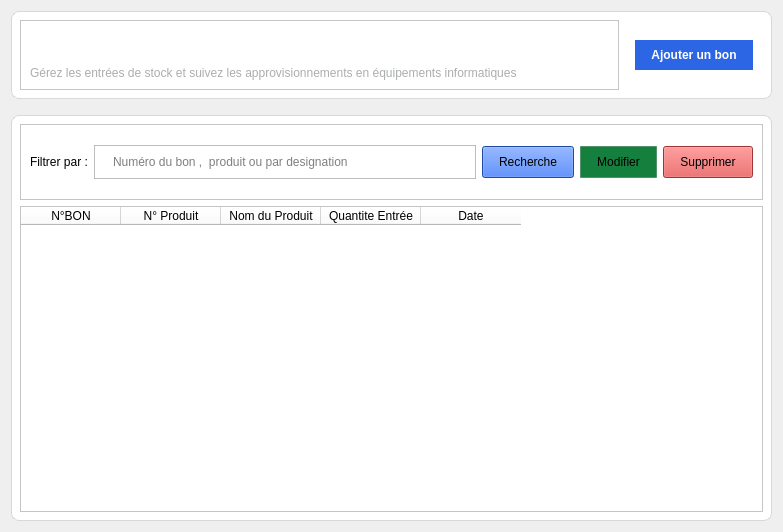
Before: the Qt Designer form interface/entry_widget.ui in miranto-andria/stock-it, drawn with Qt 5.
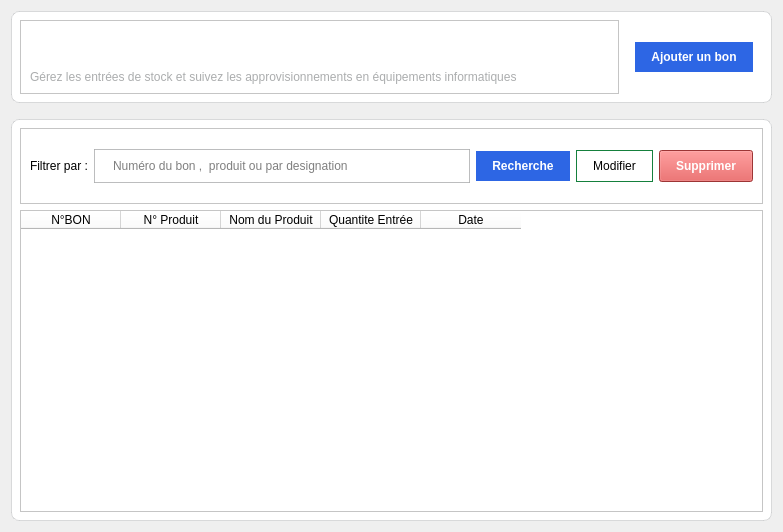
After: the same form once the commit is applied. Icons and pictures are not drawn.

```diff
--- a/interface/entry_widget.ui
+++ b/interface/entry_widget.ui
@@ -95,9 +95,9 @@
               <colorrole role="Button">
                <brush brushstyle="SolidPattern">
                 <color alpha="255">
-                 <red>0</red>
-                 <green>0</green>
-                 <blue>0</blue>
+                 <red>255</red>
+                 <green>255</green>
+                 <blue>255</blue>
                 </color>
                </brush>
               </colorrole>
@@ -167,18 +167,18 @@
               <colorrole role="Base">
                <brush brushstyle="SolidPattern">
                 <color alpha="255">
-                 <red>0</red>
-                 <green>0</green>
-                 <blue>0</blue>
+                 <red>255</red>
+                 <green>255</green>
+                 <blue>255</blue>
                 </color>
                </brush>
               </colorrole>
               <colorrole role="Window">
                <brush brushstyle="SolidPattern">
                 <color alpha="255">
-                 <red>0</red>
-                 <green>0</green>
-                 <blue>0</blue>
+                 <red>255</red>
+                 <green>255</green>
+                 <blue>255</blue>
                 </color>
                </brush>
               </colorrole>
@@ -250,9 +250,9 @@
               <colorrole role="Button">
                <brush brushstyle="SolidPattern">
                 <color alpha="255">
-                 <red>0</red>
-                 <green>0</green>
-                 <blue>0</blue>
+                 <red>255</red>
+                 <green>255</green>
+                 <blue>255</blue>
                 </color>
                </brush>
               </colorrole>
@@ -322,18 +322,18 @@
               <colorrole role="Base">
                <brush brushstyle="SolidPattern">
                 <color alpha="255">
-                 <red>0</red>
-                 <green>0</green>
-                 <blue>0</blue>
+                 <red>255</red>
+                 <green>255</green>
+                 <blue>255</blue>
                 </color>
                </brush>
               </colorrole>
               <colorrole role="Window">
                <brush brushstyle="SolidPattern">
                 <color alpha="255">
-                 <red>0</red>
-                 <green>0</green>
-                 <blue>0</blue>
+                 <red>255</red>
+                 <green>255</green>
+                 <blue>255</blue>
                 </color>
                </brush>
               </colorrole>
@@ -405,9 +405,9 @@
               <colorrole role="Button">
                <brush brushstyle="SolidPattern">
                 <color alpha="255">
-                 <red>0</red>
-                 <green>0</green>
-                 <blue>0</blue>
+                 <red>255</red>
+                 <green>255</green>
+                 <blue>255</blue>
                 </color>
                </brush>
               </colorrole>
@@ -477,18 +477,18 @@
               <colorrole role="Base">
                <brush brushstyle="SolidPattern">
                 <color alpha="255">
-                 <red>0</red>
-                 <green>0</green>
-                 <blue>0</blue>
+                 <red>255</red>
+                 <green>255</green>
+                 <blue>255</blue>
                 </color>
                </brush>
               </colorrole>
               <colorrole role="Window">
                <brush brushstyle="SolidPattern">
                 <color alpha="255">
-                 <red>0</red>
-                 <green>0</green>
-                 <blue>0</blue>
+                 <red>255</red>
+                 <green>255</green>
+                 <blue>255</blue>
                 </color>
                </brush>
               </colorrole>
@@ -551,8 +551,8 @@
            </property>
            <property name="font">
             <font>
-             <family>Montserrat</family>
-             <pointsize>16</pointsize>
+             <family>Segoe UI</family>
+             <pointsize>22</pointsize>
              <bold>true</bold>
             </font>
            </property>
@@ -664,8 +664,17 @@
          </item>
          <item>
           <widget class="QPushButton" name="btnSearch">
+           <property name="font">
+            <font>
+             <italic>false</italic>
+             <bold>true</bold>
+            </font>
+           </property>
            <property name="styleSheet">
-            <string notr="true">background: #2d66e4;</string>
+            <string notr="true">background-color : #2d66e4;
+font : bold;
+border : none;
+color : white</string>
            </property>
            <property name="text">
             <string>Recherche</string>
@@ -684,8 +693,9 @@
          <item>
           <widget class="QPushButton" name="btnEdit">
            <property name="styleSheet">
-            <string notr="true">border : 1px solid rgba(171, 173, 174, 40%);
-background: #15803d;</string>
+            <string notr="true">border : 1px solid #15803d;
+color : black;
+</string>
            </property>
            <property name="text">
             <string>Modifier</string>
@@ -703,8 +713,13 @@
          </item>
          <item>
           <widget class="QPushButton" name="btnDelete">
+           <property name="font">
+            <font>
+             <bold>true</bold>
+            </font>
+           </property>
            <property name="styleSheet">
-            <string notr="true">background:#dc4a4a;</string>
+            <string notr="true">background:#dc4a4a;color:white;</string>
            </property>
            <property name="text">
             <string>Supprimer</string>
```
